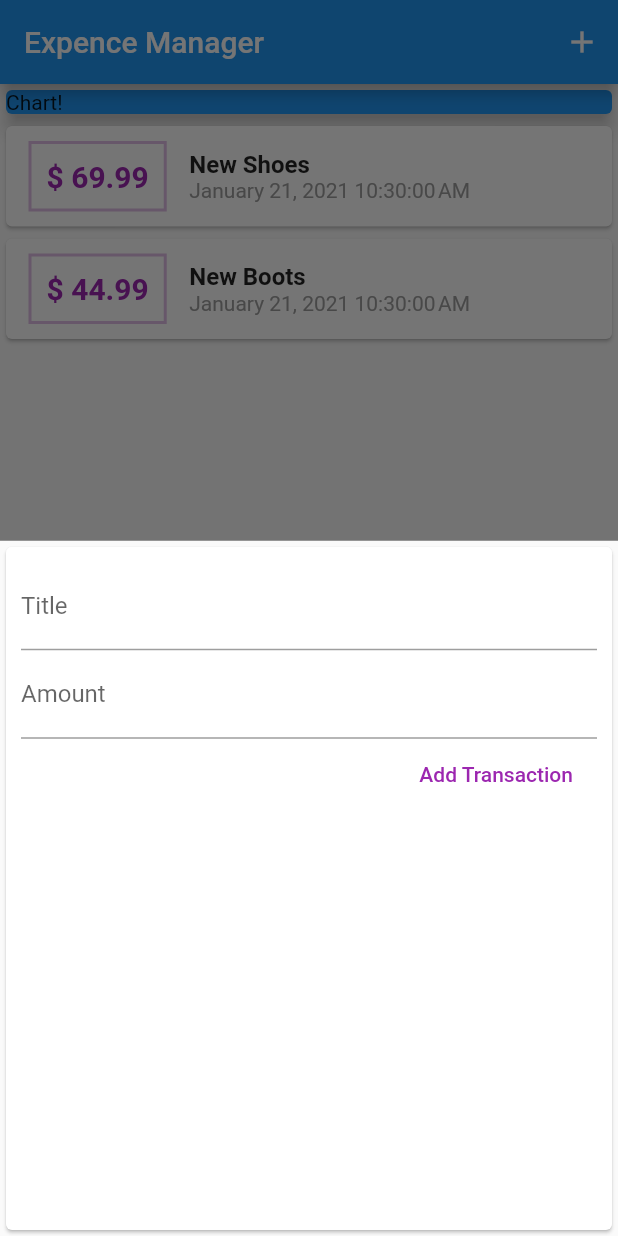
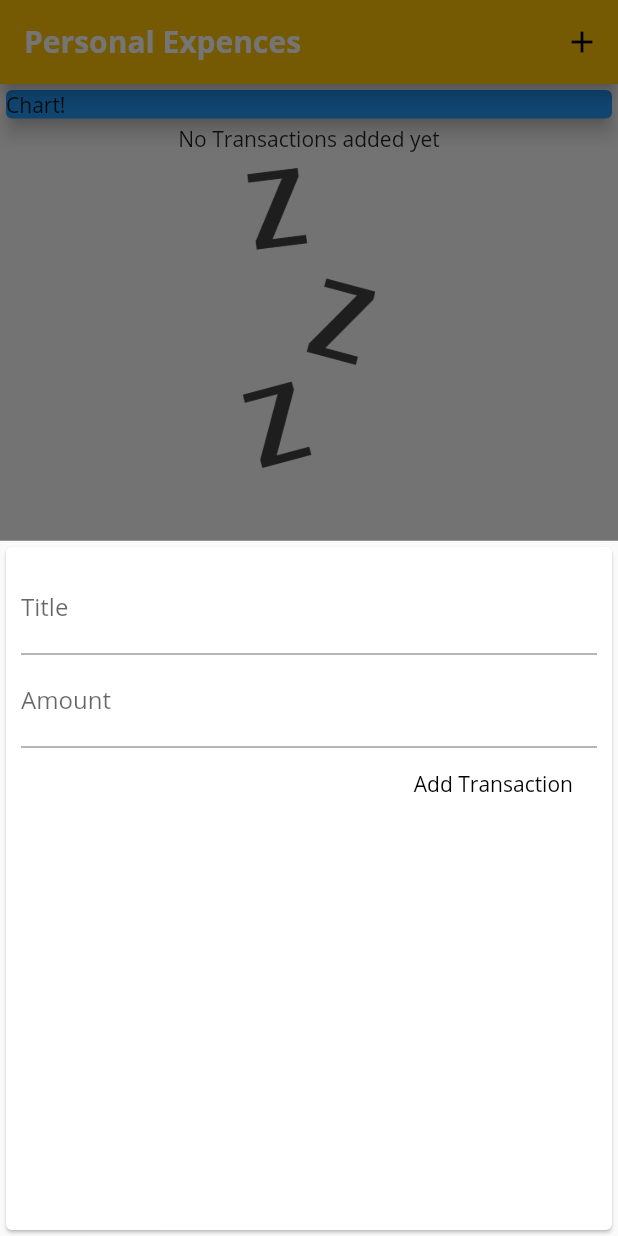
Before and after one commit to arunmopare/flutter-expence-manager, a Flutter app: the screen it shows after launch, after a tap on the "add" icon, on a phone screen of 412 x 824 dp. Run offline on Flutter 3.47's test engine with Material 2 defaults, Android fonts, the phone set to English and light mode, and no system bars.

Commit message:
added few changes

```diff
--- a/lib/main.dart
+++ b/lib/main.dart
@@ -14,7 +14,21 @@ class MyApp extends StatelessWidget {
   @override
   Widget build(BuildContext context) {
     return MaterialApp(
-      title: 'Flutter Demo',
+      title: 'Personal Expenses',
+      theme: ThemeData(
+        primarySwatch: Colors.amber,
+        accentColor: Colors.black,
+        fontFamily: 'OpenSans',
+        appBarTheme: AppBarTheme(
+          textTheme: ThemeData.light().textTheme.copyWith(
+                title: TextStyle(
+                  fontFamily: 'OpenSans',
+                  fontSize: 20,
+                  fontWeight: FontWeight.bold
+                ),
+              ),
+        ),
+      ),
       home: MyHomePage(),
     );
   }
@@ -33,16 +47,16 @@ class _MyHomePageState extends State<MyHomePage> {
   final amountController = TextEditingController();
 
   final List<Transaction> _userTranactions = [
-    Transaction(
-        id: "t1",
-        title: "New Shoes",
-        amount: 69.99,
-        date: DateTime.now()),
-    Transaction(
-        id: "t2",
-        title: "New Boots",
-        amount: 44.99,
-        date: DateTime.now())
+    // Transaction(
+    //     id: "t1",
+    //     title: "New Shoes",
+    //     amount: 69.99,
+    //     date: DateTime.now()),
+    // Transaction(
+    //     id: "t2",
+    //     title: "New Boots",
+    //     amount: 44.99,
+    //     date: DateTime.now())
   ];
   void _addNewTranaction(String title, double amount) {
     final newTx = Transaction(
@@ -68,7 +82,9 @@ class _MyHomePageState extends State<MyHomePage> {
   Widget build(BuildContext context) {
     return Scaffold(
       appBar: AppBar(
-        title: Text("Expence Manager"),
+        title: Text(
+          "Personal Expences",
+        ),
         actions: <Widget>[
           IconButton(
             icon: Icon(Icons.add),
--- a/lib/widgets/new_tranaction.dart
+++ b/lib/widgets/new_tranaction.dart
@@ -6,7 +6,8 @@ class NewTransaction extends StatefulWidget {
   NewTransaction(this.addTx);
 
   @override
-  _NewTransactionState createState() => _NewTransactionState();
+  _NewTransactionState createState() =>
+      _NewTransactionState();
 }
 
 class _NewTransactionState extends State<NewTransaction> {
@@ -22,6 +23,7 @@ class _NewTransactionState extends State<NewTransaction> {
       return;
     }
     widget.addTx(enteredTitle, enteredAmount);
+    Navigator.of(context).pop();
   }
 
   @override
@@ -55,7 +57,8 @@ class _NewTransactionState extends State<NewTransaction> {
             ),
             FlatButton(
               child: Text('Add Transaction'),
-              textColor: Colors.purple,
+              textColor:
+                  Theme.of(context).accentColor,
               onPressed: submitData,
             )
           ],
--- a/lib/widgets/tranaction_list.dart
+++ b/lib/widgets/tranaction_list.dart
@@ -10,8 +10,26 @@ class TansactionList extends StatelessWidget {
   @override
   Widget build(BuildContext context) {
     return Container(
-      height: 300,
-      child: ListView.builder(
+      height: 600,
+      child: tranactions.isEmpty
+          ? Column(
+              children: <Widget>[
+                Text(
+                  'No Transactions added yet',
+                ),
+                SizedBox(
+                  height: 10,
+                ),
+                Container(
+                  height: 200,
+                  child: Image.asset(
+                    'assets/images/waiting.png',
+                    fit: BoxFit.cover,
+                  ),
+                )
+              ],
+            )
+          : ListView.builder(
               itemBuilder: (ctx, index) {
                 return Card(
                     child: Row(
@@ -23,7 +41,8 @@ class TansactionList extends StatelessWidget {
                       ),
                       decoration: BoxDecoration(
                         border: Border.all(
-                    color: Colors.purple[100],
+                          color: Theme.of(context)
+                              .primaryColorDark,
                           width: 2,
                         ),
                       ),
@@ -33,7 +52,8 @@ class TansactionList extends StatelessWidget {
                         style: TextStyle(
                           fontWeight: FontWeight.bold,
                           fontSize: 20,
-                    color: Colors.purple,
+                          color:
+                              Theme.of(context).accentColor,
                         ),
                       ),
                     ),
@@ -49,7 +69,8 @@ class TansactionList extends StatelessWidget {
                           ),
                         ),
                         Text(
-                    DateFormat().format(tranactions[index].date),
+                          DateFormat().format(
+                              tranactions[index].date),
                           style: TextStyle(
                             color: Colors.grey,
                           ),
```
Also changed, not shown: lib/widgets/chart.dart (added, +37 -0 lines), pubspec.yaml (+10 -9 lines), assets/fonts/OpenSans-Bold.ttf (added), assets/fonts/OpenSans-Regular.ttf (added), assets/fonts/Quicksand-Bold.ttf (added), assets/fonts/Quicksand-Light.ttf (added), assets/fonts/Quicksand-Medium.ttf (added), assets/fonts/Quicksand-Regular.ttf (added), assets/images/waiting.png (added). Lines whose indentation alone changed are shown as unchanged.
